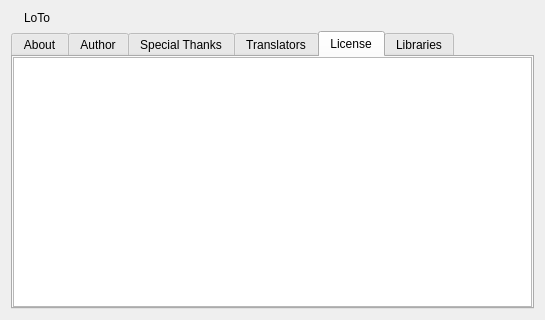
Qt form qBittorrent-4_1_x/src/gui/aboutdialog.ui (somnathbghule/qt) before a commit.
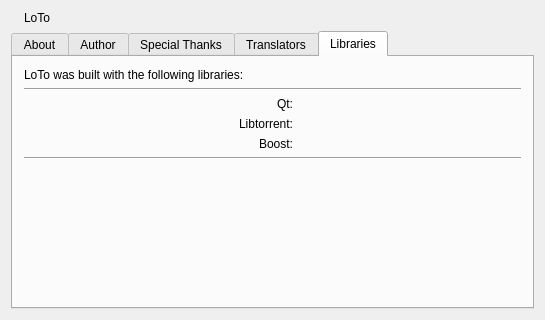
The same form after that commit. The open tabs and pages were chosen to show the change.

Diff of the .ui file:
```diff
--- a/qBittorrent-4_1_x/src/gui/aboutdialog.ui
+++ b/qBittorrent-4_1_x/src/gui/aboutdialog.ui
@@ -288,32 +288,6 @@
        </item>
       </layout>
      </widget>
-     <widget class="QWidget" name="licenseTab">
-      <attribute name="title">
-       <string>License</string>
-      </attribute>
-      <layout class="QVBoxLayout" name="licenseTabLayout">
-       <property name="leftMargin">
-        <number>0</number>
-       </property>
-       <property name="topMargin">
-        <number>0</number>
-       </property>
-       <property name="rightMargin">
-        <number>0</number>
-       </property>
-       <property name="bottomMargin">
-        <number>0</number>
-       </property>
-       <item>
-        <widget class="QTextBrowser" name="textBrowserLicense">
-         <property name="openExternalLinks">
-          <bool>true</bool>
-         </property>
-        </widget>
-       </item>
-      </layout>
-     </widget>
      <widget class="QWidget" name="librariesTab">
       <attribute name="title">
        <string>Libraries</string>
```
Left out of the diff: 2 changed lines with no effect on the pictures.
